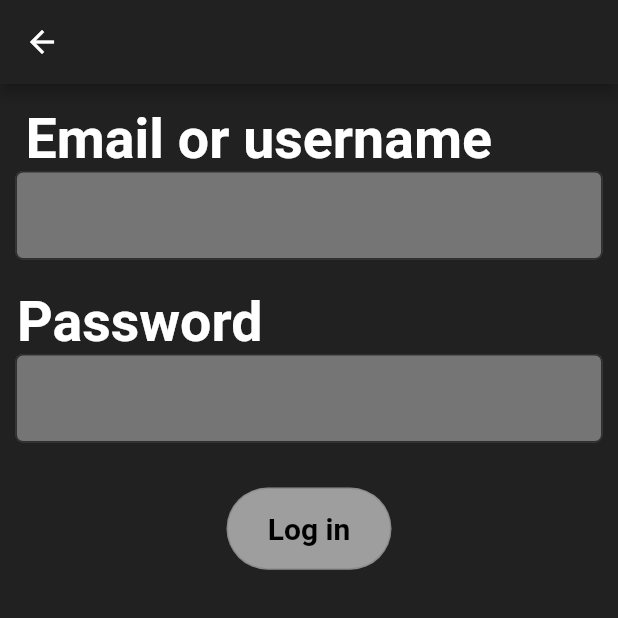
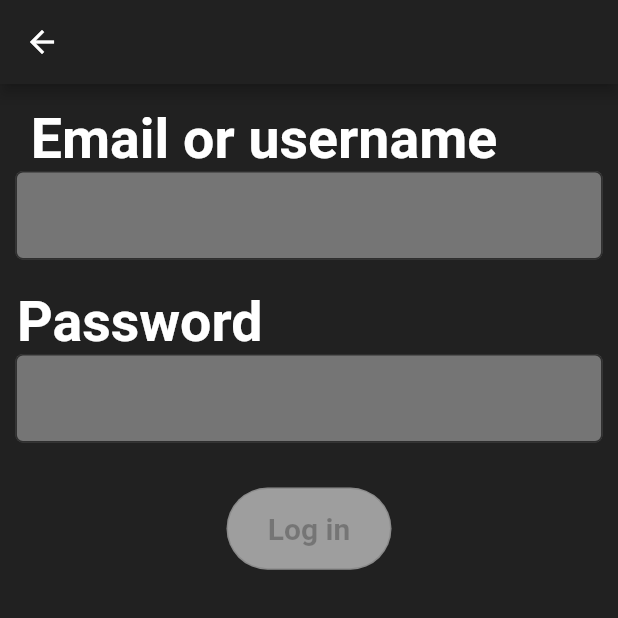
Before and after one commit to Yakshu17/Spotify-Flutter-App, a Flutter app: the screen it shows after launch, after a tap on "Log in", on a phone screen of 412 x 824 dp, the top half of it. Run offline on Flutter 3.47's test engine with Material 2 defaults, Android fonts, the phone set to English and light mode, and no system bars; our stand-ins replace firebase_auth, firebase_core, font_awesome_flutter; accounts and stored records are empty; network calls fail.

Commit message:
Final commit

```diff
--- a/lib/loginscreen.dart
+++ b/lib/loginscreen.dart
@@ -30,7 +30,7 @@ class _LoginscreenState extends State<Loginscreen> {
           crossAxisAlignment: CrossAxisAlignment.center,
           children: [
             const SizedBox(height: 15,),
-            Container(padding: const EdgeInsets.only(right:67),
+            Container(padding: const EdgeInsets.only(right:60),
                 child: const Text("Email or username",style: TextStyle(fontSize: 37,color: Colors.white,fontWeight: FontWeight.bold),)),
           SizedBox(
             width: MediaQuery.of(context).size.width*0.95,
@@ -101,7 +101,7 @@ class _LoginscreenState extends State<Loginscreen> {
                     )),
                 child: const Text(
                   'Log in',
-                  style: TextStyle(fontSize:20,fontWeight: FontWeight.bold),
+                  style: TextStyle(fontSize:20,fontWeight: FontWeight.bold,color: Colors.black26),
                 ),
               ),
             )
--- a/lib/signupfree.dart
+++ b/lib/signupfree.dart
@@ -60,6 +60,8 @@ class _SignupfreeState extends State<Signupfree> {
                 height: MediaQuery.of(context).size.height * 0.1,
                 width: MediaQuery.of(context).size.width * 1.0,
                 child: Center(
+                    child: SizedBox(
+                      width: 100,
                       child: OutlinedButton(
                   onPressed: () {},
                   style: OutlinedButton.styleFrom(
@@ -72,7 +74,8 @@ class _SignupfreeState extends State<Signupfree> {
                         )),
                   child: const Text(
                       'Next',
-                    style: TextStyle(fontSize: 25,fontWeight: FontWeight.bold),
+                      style: TextStyle(fontSize: 25,fontWeight: FontWeight.bold,color: Colors.black26),
+                  ),
                 ),
                     )),
               )
```
Lines whose indentation alone changed are shown as unchanged.
